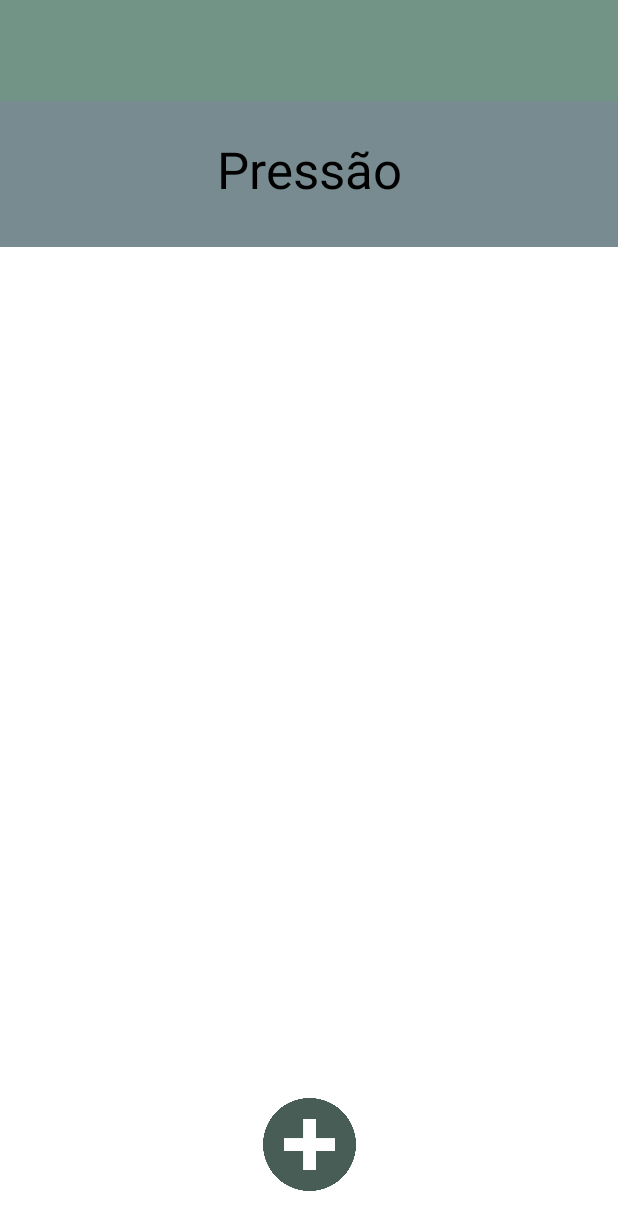
After one commit to Guthox/Ye-Saude, an Android app: the TelaPressao screen opened directly, with no data from a screen before it, on a phone screen of 412 x 824 dp. The commit adds this screen. Shown: the top 1230 px of the screen. Run offline under Robolectric (Android 15) with nearby library versions, the phone set to English and light mode, and no system bars.

Commit message:
Tela de pressao adicionada

```diff
--- a/app/src/main/AndroidManifest.xml
+++ b/app/src/main/AndroidManifest.xml
@@ -12,6 +12,9 @@
         android:supportsRtl="true"
         android:theme="@style/Theme.YeSaude"
         tools:targetApi="31">
+        <activity
+            android:name=".TelaPressao"
+            android:exported="false" />
         <activity
             android:name=".TelaMedicamentos"
             android:exported="false" />
--- /dev/null
+++ b/app/src/main/java/com/example/yesaude/BancoPressao.java
@@ -0,0 +1,108 @@
+package com.example.yesaude;
+
+import android.content.ContentValues;
+import android.content.Context;
+import android.database.Cursor;
+import android.database.sqlite.SQLiteDatabase;
+import android.database.sqlite.SQLiteOpenHelper;
+
+import androidx.annotation.Nullable;
+
+public class BancoPressao extends SQLiteOpenHelper {
+    // Exemplo de uso
+
+    public static final String databaseName = "Pressoes.db";
+
+    public BancoPressao(@Nullable Context context) {
+        super(context, databaseName, null, 1);
+    }
+
+    @Override
+    public void onCreate(SQLiteDatabase db) {
+        db.execSQL("create table Pressaobd (id INTEGER primary key AUTOINCREMENT, user TEXT not null, pressao TEXT not null, data TEXT not null)");
+    }
+
+    @Override
+    public void onUpgrade(SQLiteDatabase db, int oldVersion, int newVersion) {
+        db.execSQL("drop table if exists Pressaobd");
+    }
+
+    public boolean inserir(String user, String pressao, String data){
+        SQLiteDatabase db = this.getWritableDatabase();
+        ContentValues contentValues = new ContentValues();
+        contentValues.put("user", user);
+        contentValues.put("pressao", pressao);
+        contentValues.put("data", data);
+        long result = db.insert("Pressaobd", null, contentValues);
+        return result != -1;
+    }
+
+    // Devolve um csv com os dados da tabela.
+    public String pegarDados(String user){
+        SQLiteDatabase db = this.getReadableDatabase();
+        StringBuilder dados = new StringBuilder();
+
+        Cursor cursor = db.rawQuery("SELECT * FROM Pressaobd WHERE user = ?", new String[]{user});
+
+        if (cursor != null && cursor.moveToFirst()) {
+            do {
+                int idIndex = cursor.getColumnIndex("id");
+                int pressaoIndex = cursor.getColumnIndex("pressao");
+                int dataIndex = cursor.getColumnIndex("data");
+
+                if (idIndex != -1 && pressaoIndex != -1 && dataIndex != -1) {
+                    int id = cursor.getInt(idIndex);
+                    String pressao = cursor.getString(pressaoIndex);
+                    String data = cursor.getString(dataIndex);
+
+                    dados.append(id)
+                            .append(",").append(pressao)
+                            .append(",").append(data)
+                            .append("\n");
+                }
+            } while (cursor.moveToNext());
+        }
+        if (cursor != null) {
+            cursor.close();
+        }
+        return dados.toString();
+    }
+
+    // Conta o número de tuplas da tabela
+    public int contarTuplas(String user){
+        SQLiteDatabase db = this.getWritableDatabase();
+        Cursor cursor = db.rawQuery("SELECT * FROM Pressaobd WHERE user = ?",new String[]{user});
+        int x = cursor.getCount();
+        cursor.close();
+        return x;
+    }
+
+
+    // Devolve um csv de uma linha contendo os valores da ultima medida para colocar no menu principal
+    // Devolve --- se não tiver nenhuma medida no banco de dados.
+    public String ultimaMedida(String user){
+        if (contarTuplas(user) == 0) return "---";
+        SQLiteDatabase db = this.getReadableDatabase();
+        StringBuilder dados = new StringBuilder();
+
+        Cursor cursor = db.rawQuery("SELECT user, pressao FROM Pressaobd WHERE user = ? ORDER BY ID DESC LIMIT 1", new String[]{user});
+
+        if (cursor != null && cursor.moveToFirst()) {
+            int pressaoIndex = cursor.getColumnIndex("pressao");
+
+            if (pressaoIndex != -1) {
+                String pressao = cursor.getString(pressaoIndex);
+                dados.append(pressao);
+            }
+            cursor.close();
+        }
+        return dados.toString();
+    }
+
+    // Deleta dado do banco
+    public void remover(int id){
+        SQLiteDatabase db = this.getReadableDatabase();
+        db.delete("Pressaobd", "id=?", new String[]{""+id});
+    }
+
+}
--- a/app/src/main/java/com/example/yesaude/Info.java
+++ b/app/src/main/java/com/example/yesaude/Info.java
@@ -14,6 +14,10 @@ public class Info {
 
     public  static int getIdEscolhido() {return idEscolhido;}
     public  static void setIdEscolhido(int id){idEscolhido = id;}
+
+    public static String grauPressao(String pressao){
+        return "TODO";
+    }
 
     public static String grauIMC(double grau){
         String texto;
--- /dev/null
+++ b/app/src/main/java/com/example/yesaude/TelaPressao.java
@@ -0,0 +1,189 @@
+package com.example.yesaude;
+
+import android.app.Activity;
+import android.app.Dialog;
+import android.os.Bundle;
+import android.view.View;
+import android.view.ViewGroup;
+import android.view.Window;
+import android.view.WindowManager;
+import android.widget.Button;
+import android.widget.EditText;
+import android.widget.ExpandableListAdapter;
+import android.widget.ExpandableListView;
+import android.widget.ImageView;
+import android.widget.Toast;
+
+import androidx.appcompat.app.AppCompatActivity;
+
+import com.google.android.material.floatingactionbutton.FloatingActionButton;
+
+import java.text.Format;
+import java.text.SimpleDateFormat;
+import java.util.ArrayList;
+import java.util.Calendar;
+import java.util.Date;
+import java.util.Formatter;
+import java.util.HashMap;
+import java.util.LinkedList;
+import java.util.List;
+import java.util.Map;
+import java.util.Scanner;
+
+public class TelaPressao extends AppCompatActivity {
+    List<String> groupList;
+    List<String> childList;
+    Map<String, List<String>> childColecao;
+    ExpandableListView expandableListView;
+    ExpandableListAdapter expandableListAdapter;
+    BancoPressao bdPressao = new BancoPressao(this);
+    Activity atividade;
+
+    //Dialogbox calculadora variaveis
+
+    Dialog dialog;
+    Button btnCalcular, btnCalcCancelar;
+    FloatingActionButton btnAbrirDialBoxCalc;
+    @Override
+    protected void onCreate(Bundle savedInstanceState) {
+        super.onCreate(savedInstanceState);
+        setContentView(R.layout.activity_tela_pressao);
+        createGroupList();
+        createCollection();
+
+        atividade = this;
+
+        Window window = this.getWindow();
+        window.addFlags(WindowManager.LayoutParams.FLAG_DRAWS_SYSTEM_BAR_BACKGROUNDS);
+        window.clearFlags(WindowManager.LayoutParams.FLAG_TRANSLUCENT_STATUS);
+        window.setStatusBarColor(this.getResources().getColor(R.color.verdebom));
+
+        expandableListView = findViewById(R.id.listaDatas);
+        expandableListAdapter = new MyExpandableListAdapter(this, groupList, childColecao, expandableListView, this);
+        expandableListView.setAdapter(expandableListAdapter);
+        expandableListView.setOnGroupExpandListener(new ExpandableListView.OnGroupExpandListener() {
+            int lastExpandedPosition = -1;
+            @Override
+            public void onGroupExpand(int i) {
+                if(lastExpandedPosition != -1 && i != lastExpandedPosition){
+                    expandableListView.collapseGroup(lastExpandedPosition);
+                }
+                lastExpandedPosition = i;
+            }
+        });
+
+//        expandableListView.setOnChildClickListener(new ExpandableListView.OnChildClickListener() {
+//            @Override
+//            public boolean onChildClick(ExpandableListView expandableListView, View view, int i, int i1, long l) {
+//                String selected = expandableListAdapter.getChild(i,i1).toString();
+//                Toast.makeText(getApplicationContext(), "Selected: " + selected, Toast.LENGTH_SHORT).show();
+//                return true;
+//            }
+//        });
+        //CODIGO CAIXA DE DIALOGO CALCULADORA
+        dialog = new Dialog(TelaPressao.this);
+        dialog.setContentView(R.layout.caixa_diag_calculadora);
+        dialog.getWindow().setLayout(ViewGroup.LayoutParams.WRAP_CONTENT,ViewGroup.LayoutParams.WRAP_CONTENT);
+        dialog.getWindow().setBackgroundDrawable(getDrawable(R.drawable.caixa_diag_calculadora_bg));
+        dialog.setCancelable(false);
+
+        btnCalcular = dialog.findViewById(R.id.btnCalcular);
+        btnCalcCancelar = dialog.findViewById(R.id.btnCalcCancelar);
+
+        //botao flutuante pra abrir a caixa de dial
+        ImageView btnCalc = findViewById(R.id.btnCalcI);
+//        btnAbrirDialBoxCalc = dialog.findViewById(R.id.btnAbrirDialBoxCalc);
+
+        btnCalcCancelar.setOnClickListener(new View.OnClickListener(){
+            @Override
+            public void onClick(View v) {
+                dialog.dismiss();
+                //faz a caixa de diag sumir
+            }
+        });
+
+        btnCalcular.setOnClickListener(new View.OnClickListener(){
+            @Override
+            public void onClick(View v) {
+                EditText minimoET = dialog.findViewById(R.id.inputPeso);
+                EditText maximoET = dialog.findViewById(R.id.inputAltura);
+                int minimo;
+                int maximo;
+                try {
+                    minimo = Integer.parseInt(minimoET.getText().toString());
+                    maximo = Integer.parseInt(maximoET.getText().toString());
+                    String pressao = "" + minimo + "x" + "" + maximo;
+                    Format fo = new SimpleDateFormat("dd-MM-yyyy");
+                    Date data = Calendar.getInstance().getTime();
+                    bdPressao.inserir(Info.getUsername(), pressao, fo.format(data));
+                    Toast toast = Toast.makeText(v.getContext(), "Pressao adicionado", Toast.LENGTH_SHORT);
+                    toast.show();
+                    atividade.recreate();
+                }
+                catch (NumberFormatException e){
+                    Toast toast = Toast.makeText(v.getContext(), "Valores inválidos", Toast.LENGTH_SHORT);
+                    toast.show();
+                }
+                dialog.dismiss();
+            }
+        });
+
+        btnCalc.setOnClickListener(new View.OnClickListener() {
+            @Override
+            public void onClick(View v) {
+                dialog.show();
+            }
+        });
+
+
+
+    }
+
+
+    private void createCollection() {
+        LinkedList<String[]> lista = new LinkedList<>();
+        String medidas = bdPressao.pegarDados(Info.getUsername());
+        Scanner sc = new Scanner(medidas);
+        int indice = 0;
+        String info;
+        while (sc.hasNextLine()){
+            String linha = sc.nextLine();
+            Scanner scItem = new Scanner(linha);
+            scItem.useDelimiter(",");
+            String[] item = new String[3];
+            item[0] = "ID: " + scItem.next();
+            item[1] = "Pressão: " + scItem.next();
+            item[2] = "Dia: " + scItem.next();
+            lista.add(item);
+        }
+        sc.close();
+        childColecao = new HashMap<String, List<String>>();
+        int n = 0;
+        for(String group : groupList){
+            if (group.equals("Medida " + (n + 1))){
+                loadChild(lista.get(n));
+            }
+            n++;
+            childColecao.put(group, childList);
+        }
+    }
+
+
+    private void loadChild(String[] mobileModels) {
+        childList = new ArrayList<>();
+        for(String model : mobileModels){
+            childList.add(model);
+        }
+    }
+
+    private void createGroupList() {
+        groupList = new ArrayList<>();
+        int n = bdPressao.contarTuplas(Info.getUsername());
+        for (int i = 0; i < n; i++){
+            groupList.add("Medida " + (i + 1));
+        }
+    }
+
+
+
+}
--- /dev/null
+++ b/app/src/main/res/layout/activity_tela_pressao.xml
@@ -0,0 +1,75 @@
+<?xml version="1.0" encoding="utf-8"?>
+<androidx.constraintlayout.widget.ConstraintLayout xmlns:android="http://schemas.android.com/apk/res/android"
+    xmlns:app="http://schemas.android.com/apk/res-auto"
+    xmlns:tools="http://schemas.android.com/tools"
+    android:id="@+id/main"
+    android:layout_width="match_parent"
+    android:layout_height="match_parent"
+    android:background="@color/white"
+    android:theme="@android:style/Theme.Holo.NoActionBar.Fullscreen"
+    tools:context=".TelaPressao">
+
+    <androidx.appcompat.widget.Toolbar
+        android:id="@+id/toolbar"
+        android:layout_width="match_parent"
+        android:layout_height="67dp"
+        android:background="#729487"
+        android:minHeight="?attr/actionBarSize"
+        android:theme="?attr/actionBarTheme"
+        app:layout_constraintBottom_toBottomOf="parent"
+        app:layout_constraintEnd_toEndOf="parent"
+        app:layout_constraintHorizontal_bias="0.0"
+        app:layout_constraintStart_toStartOf="parent"
+        app:layout_constraintTop_toTopOf="parent"
+        app:layout_constraintVertical_bias="0.0" />
+
+    <TextView
+        android:id="@+id/corfundoTitulo"
+        android:layout_width="match_parent"
+        android:layout_height="97dp"
+        android:background="@drawable/background_imc"
+        android:textAlignment="center"
+        android:textSize="34sp"
+        app:layout_constraintBottom_toBottomOf="parent"
+        app:layout_constraintEnd_toEndOf="parent"
+        app:layout_constraintHorizontal_bias="0.0"
+        app:layout_constraintStart_toStartOf="parent"
+        app:layout_constraintTop_toBottomOf="@+id/toolbar"
+        app:layout_constraintVertical_bias="0.0" />
+
+    <TextView
+        android:id="@+id/Titulo"
+        android:layout_width="333dp"
+        android:layout_height="51dp"
+        android:text="Pressão"
+        android:textAlignment="center"
+        android:textColor="#000000"
+        android:textSize="34sp"
+        app:layout_constraintBottom_toBottomOf="parent"
+        app:layout_constraintEnd_toEndOf="parent"
+        app:layout_constraintStart_toStartOf="parent"
+        app:layout_constraintTop_toBottomOf="@+id/toolbar"
+        app:layout_constraintVertical_bias="0.032" />
+
+    <ImageView
+        android:id="@+id/btnCalcI"
+        android:layout_width="79dp"
+        android:layout_height="62dp"
+        android:layout_marginBottom="30dp"
+        app:layout_constraintBottom_toBottomOf="parent"
+        app:layout_constraintEnd_toEndOf="parent"
+        app:layout_constraintStart_toStartOf="parent"
+        app:layout_constraintTop_toTopOf="parent"
+        app:layout_constraintVertical_bias="1.0"
+        app:srcCompat="@drawable/mais" />
+
+    <ExpandableListView
+        android:id="@+id/listaDatas"
+        android:layout_width="401dp"
+        android:layout_height="447dp"
+        app:layout_constraintTop_toBottomOf="@+id/corfundoTitulo"
+        tools:layout_editor_absoluteX="0dp">
+
+    </ExpandableListView>
+
+</androidx.constraintlayout.widget.ConstraintLayout>
```
Also changed, not shown: app/src/main/java/com/example/yesaude/Menu.java (+26 -1 lines), app/src/main/java/com/example/yesaude/MyExpandableListAdapter.java (+8 -2 lines), app/src/main/res/layout/activity_menu.xml (+15 -5 lines).
